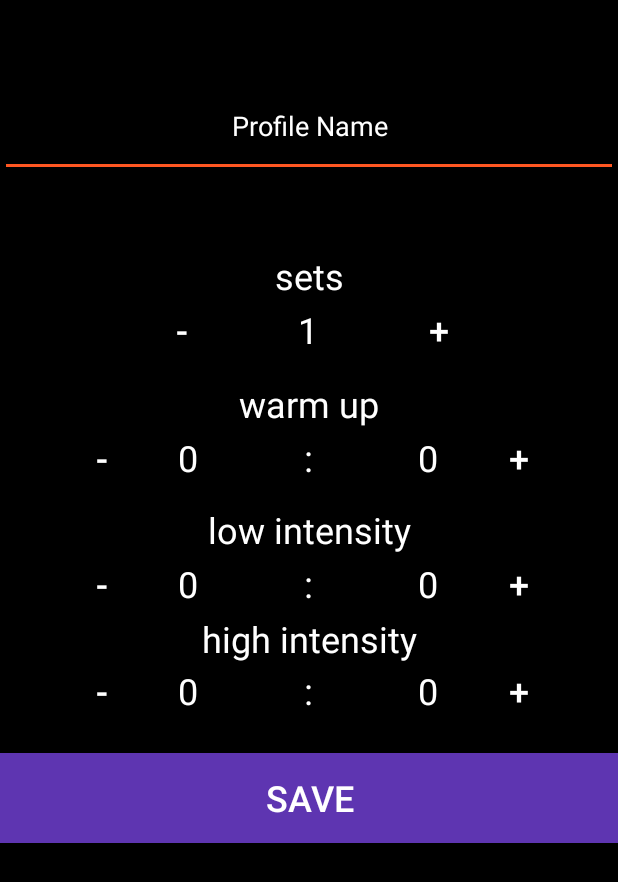
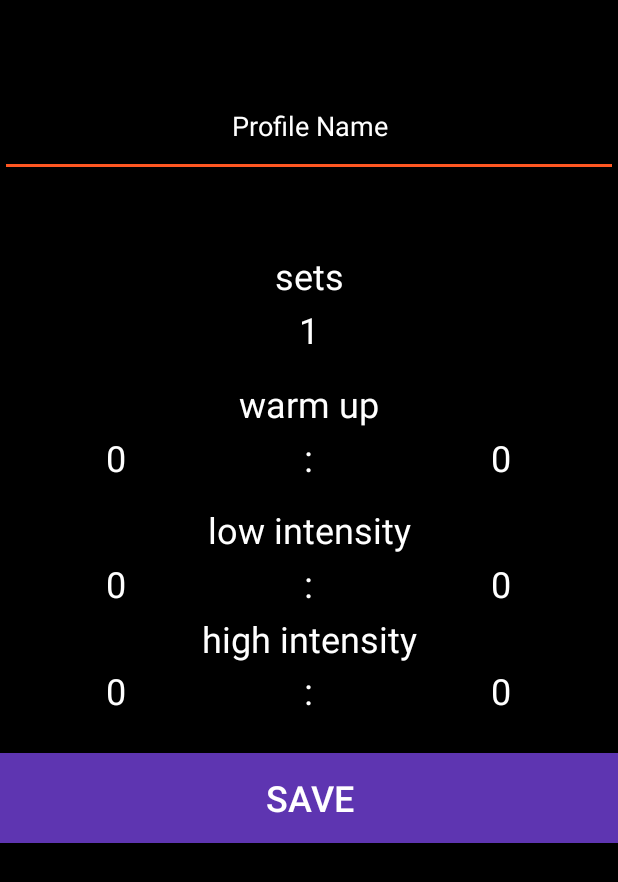
Before and after one commit to HrishikeshKasar/IntervalTimer, an Android app: the IntervalTmerCustom screen opened directly, with no data from a screen before it, on a phone screen of 412 x 824 dp. Shown: the top 882 px of the screen. Run offline under Robolectric (Android 15) with nearby library versions, the phone set to English and light mode, and no system bars.

Commit message:
intervaltimer cutom file plus minus buttons removed

```diff
--- a/app/src/main/res/layout/activity_interval_tmer_custom.xml
+++ b/app/src/main/res/layout/activity_interval_tmer_custom.xml
@@ -46,20 +46,6 @@
         android:layout_below="@id/textView_sets"
         android:background="#00000000">
 
-        <Button
-            android:id="@+id/btn_sets_minus"
-            style="@style/Widget.AppCompat.Button"
-            android:layout_width="35dp"
-            android:layout_height="match_parent"
-            android:layout_gravity="center_horizontal"
-            android:layout_weight="1"
-            android:background="?attr/backgroundcolor"
-            android:gravity="right|center_vertical"
-            android:text="-"
-            android:textColor="?attr/textcolor"
-            android:textColorHint="?attr/textcolor"
-            android:textSize="24sp" />
-
         <EditText
             android:id="@+id/editText_sets"
             android:layout_width="70dp"
@@ -75,20 +61,6 @@
             android:textColorHint="?attr/textcolor"
             android:textSize="24sp" />
 
-        <Button
-            android:id="@+id/btn_sets_plus"
-            style="@style/Widget.AppCompat.Button"
-            android:layout_width="35dp"
-            android:layout_height="match_parent"
-            android:layout_alignEnd="@+id/LL_IntervalTimer1"
-            android:layout_weight="1"
-            android:background="#00DDDCDC"
-            android:gravity="left|center_vertical"
-            android:text="+"
-            android:textColor="?attr/textcolor"
-            android:textColorHint="?attr/textcolor"
-            android:textSize="24sp" />
-
     </LinearLayout>
 
     <LinearLayout
@@ -96,19 +68,6 @@
         android:layout_width="match_parent"
         android:layout_height="40dp"
         android:layout_below="@id/textView_warmup">
-
-        <Button
-            android:id="@+id/btn_warmup_minus"
-            style="@style/Widget.AppCompat.Button"
-            android:layout_width="35dp"
-            android:layout_height="match_parent"
-            android:layout_weight="1"
-            android:background="#00DDDCDC"
-            android:gravity="right|center_vertical"
-            android:text="-"
-            android:textColor="?attr/textcolor"
-            android:textColorHint="?attr/textcolor"
-            android:textSize="24sp" />
 
         <EditText
             android:id="@+id/editText_warmup_mins"
@@ -154,19 +113,6 @@
             android:textColorHint="?attr/textcolor"
             android:textSize="24sp" />
 
-        <Button
-            android:id="@+id/btn_warmup_plus"
-            style="@style/Widget.AppCompat.Button"
-            android:layout_width="35dp"
-            android:layout_height="match_parent"
-            android:layout_weight="1"
-            android:background="#00DDDCDC"
-            android:gravity="left|center_vertical"
-            android:text="+"
-            android:textColor="?attr/textcolor"
-            android:textColorHint="?attr/textcolor"
-            android:textSize="24sp" />
-
     </LinearLayout>
 
     <LinearLayout
@@ -175,19 +121,6 @@
         android:layout_height="40dp"
         android:layout_below="@+id/textView_HighIntensity"
         android:layout_marginTop="-1dp">
-
-        <Button
-            android:id="@+id/btn_highintensity_minus"
-            style="@style/Widget.AppCompat.Button"
-            android:layout_width="35dp"
-            android:layout_height="match_parent"
-            android:layout_weight="1"
-            android:background="#00DDDCDC"
-            android:gravity="right|center_vertical"
-            android:text="-"
-            android:textColor="?attr/textcolor"
-            android:textColorHint="?attr/textcolor"
-            android:textSize="24sp" />
 
         <EditText
             android:id="@+id/editText_highintensity_mins"
@@ -233,19 +166,6 @@
             android:textColorHint="?attr/textcolor"
             android:textSize="24sp" />
 
-        <Button
-            android:id="@+id/btn_highintensity_plus"
-            style="@style/Widget.AppCompat.Button"
-            android:layout_width="35dp"
-            android:layout_height="match_parent"
-            android:layout_weight="1"
-            android:background="#00DDDCDC"
-            android:gravity="left|center_vertical"
-            android:text="+"
-            android:textColor="?attr/textcolor"
-            android:textColorHint="?attr/textcolor"
-            android:textSize="24sp" />
-
     </LinearLayout>
 
     <LinearLayout
@@ -253,19 +173,6 @@
         android:layout_width="match_parent"
         android:layout_height="40dp"
         android:layout_below="@id/textView_LowIntensity">
-
-        <Button
-            android:id="@+id/btn_lowintensity_minus"
-            style="@style/Widget.AppCompat.Button"
-            android:layout_width="35dp"
-            android:layout_height="match_parent"
-            android:layout_weight="1"
-            android:background="#00DDDCDC"
-            android:gravity="right|center_vertical"
-            android:text="-"
-            android:textColor="?attr/textcolor"
-            android:textColorHint="?attr/textcolor"
-            android:textSize="24sp" />
 
         <EditText
             android:id="@+id/editText_lowtensity_mins"
@@ -307,19 +214,6 @@
             android:hint="00"
             android:inputType="numberDecimal"
             android:nextFocusDown="@+id/editText_highintensity_mins"
-            android:textColor="?attr/textcolor"
-            android:textColorHint="?attr/textcolor"
-            android:textSize="24sp" />
-
-        <Button
-            android:id="@+id/btn_lowintensity_plus"
-            style="@style/Widget.AppCompat.Button"
-            android:layout_width="35dp"
-            android:layout_height="match_parent"
-            android:layout_weight="1"
-            android:background="#00DDDCDC"
-            android:gravity="left|center_vertical"
-            android:text="+"
             android:textColor="?attr/textcolor"
             android:textColorHint="?attr/textcolor"
             android:textSize="24sp" />
```
Also changed, not shown: app/src/main/java/com/example/intervaltimer2/IntervalTmerCustom.java (+0 -263 lines).
